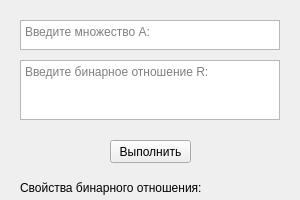
Old version of the form ui_mainwindow.ui in the repository RozeQz/HasseDiagram.
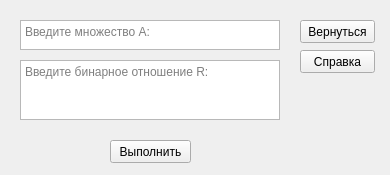
New version of the form.

Commit message: Add buttons to return back

```diff
--- a/ui_mainwindow.ui
+++ b/ui_mainwindow.ui
@@ -9,8 +9,8 @@
    <rect>
     <x>0</x>
     <y>0</y>
-    <width>300</width>
-    <height>200</height>
+    <width>390</width>
+    <height>175</height>
    </rect>
   </property>
   <property name="sizePolicy">
@@ -21,13 +21,13 @@
   </property>
   <property name="minimumSize">
    <size>
-    <width>300</width>
-    <height>200</height>
+    <width>390</width>
+    <height>175</height>
    </size>
   </property>
   <property name="maximumSize">
    <size>
-    <width>300</width>
+    <width>390</width>
     <height>200</height>
    </size>
   </property>
@@ -291,16 +291,32 @@
      <string/>
     </property>
    </widget>
-  </widget>
-  <widget class="QMenuBar" name="menubar">
+   <widget class="QPushButton" name="btn_help">
+    <property name="geometry">
+     <rect>
+      <x>300</x>
+      <y>50</y>
+      <width>75</width>
+      <height>23</height>
+     </rect>
+    </property>
+    <property name="text">
+     <string>Справка</string>
+    </property>
+   </widget>
+   <widget class="QPushButton" name="btn_back">
    <property name="geometry">
     <rect>
-     <x>0</x>
-     <y>0</y>
-     <width>300</width>
-     <height>21</height>
-    </rect>
-   </property>
+      <x>300</x>
+      <y>20</y>
+      <width>75</width>
+      <height>23</height>
+     </rect>
+    </property>
+    <property name="text">
+     <string>Вернуться</string>
+    </property>
+   </widget>
   </widget>
  </widget>
  <resources/>
```
Lines whose indentation alone changed are shown as unchanged. The commit also changes 2 other files.
